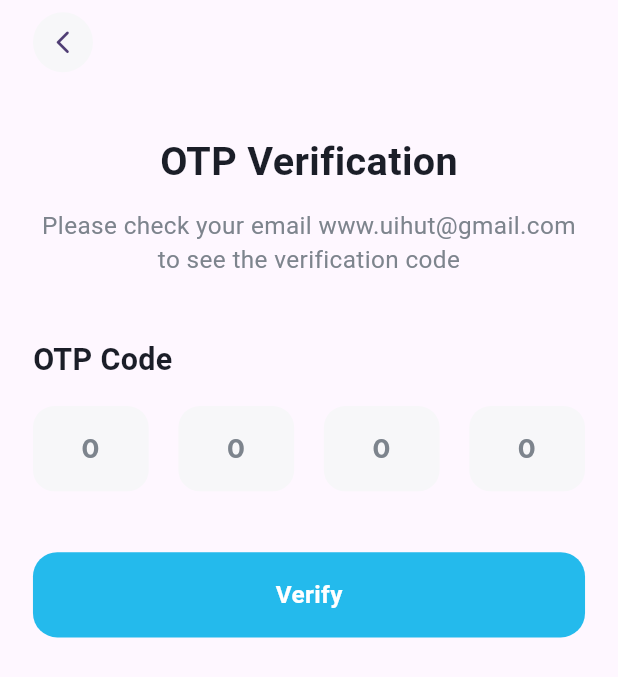
After one commit to saadghazal/travenor, a Flutter app: the OTPVerificationScreen screen opened directly, on a phone screen of 412 x 824 dp. The commit adds this screen. Shown: the top 677 px of the screen. Run offline on Flutter 3.47's test engine with Material 3 defaults, Android fonts, the phone set to English and light mode, and no system bars; our stand-ins replace flutter_screenutil, flutter_svg, shared_preferences; accounts and stored records are empty; project files that could hold a hidden picture were left out.

Commit message:
creating otp screen

```diff
--- /dev/null
+++ b/lib/screens/auth/otp_verification_screen.dart
@@ -0,0 +1,138 @@
+import 'package:flutter/cupertino.dart';
+import 'package:flutter/material.dart';
+import 'package:flutter/widgets.dart';
+import 'package:flutter_screenutil/flutter_screenutil.dart';
+
+import '../../utils/app_theme.dart';
+import '../../widgets/app_button.dart';
+import '../../widgets/app_text_field.dart';
+
+class OTPVerificationScreen extends StatefulWidget {
+  const OTPVerificationScreen({super.key});
+
+  @override
+  State<OTPVerificationScreen> createState() => _OTPVerificationScreenState();
+}
+
+class _OTPVerificationScreenState extends State<OTPVerificationScreen> {
+  @override
+  void dispose() {
+    super.dispose();
+  }
+
+  @override
+  Widget build(BuildContext context) {
+    return Scaffold(
+      resizeToAvoidBottomInset: false,
+      body: SafeArea(
+        top: true,
+        child: SizedBox(
+          width: double.maxFinite,
+          child: Padding(
+            padding: EdgeInsets.symmetric(horizontal: 20.w),
+            child: Column(
+              crossAxisAlignment: CrossAxisAlignment.center,
+              children: [
+                SizedBox(
+                  height: 8.h,
+                ),
+                Align(
+                  alignment: Alignment.centerLeft,
+                  child: GestureDetector(
+                    onTap: () {
+                      Navigator.pop(context);
+                    },
+                    child: CircleAvatar(
+                      backgroundColor: AppTheme.boxBackgroundColor,
+                      child: Icon(
+                        Icons.arrow_back_ios_new_rounded,
+                        size: 18.sp,
+                      ),
+                    ),
+                  ),
+                ),
+                SizedBox(
+                  height: 40.h,
+                ),
+                AppTheme.semiBoldText(
+                  text: 'OTP Verification',
+                  size: 26,
+                ),
+                SizedBox(
+                  height: 12.h,
+                ),
+                AppTheme.regularText(
+                  text: 'Please check your email www.uihut@gmail.com\nto see the verification code',
+                  size: 16,
+                  textColor: AppTheme.appGrey,
+                  textAlign: TextAlign.center,
+                ),
+                SizedBox(
+                  height: 40.h,
+                ),
+                Align(
+                  alignment: Alignment.centerLeft,
+                  child: AppTheme.semiBoldText(
+                    text: 'OTP Code',
+                    size: 20,
+                  ),
+                ),
+                SizedBox(
+                  height: 16.h,
+                ),
+                Row(
+                  children: [
+                    Expanded(
+                      child: AppTextField(
+                        label: '0',
+                        isOTP: true,
+                        controller: TextEditingController(),
+                      ),
+                    ),
+                    SizedBox(
+                      width: 18.w,
+                    ),
+                    Expanded(
+                      child: AppTextField(
+                        label: '0',
+                        isOTP: true,
+                        controller: TextEditingController(),
+                      ),
+                    ),
+                    SizedBox(
+                      width: 18.w,
+                    ),
+                    Expanded(
+                      child: AppTextField(
+                        label: '0',
+                        isOTP: true,
+                        controller: TextEditingController(),
+                      ),
+                    ),
+                    SizedBox(
+                      width: 18.w,
+                    ),
+                    Expanded(
+                      child: AppTextField(
+                        label: '0',
+                        isOTP: true,
+                        controller: TextEditingController(),
+                      ),
+                    ),
+                  ],
+                ),
+                SizedBox(
+                  height: 40.h,
+                ),
+                AppButton(
+                  onTap: () {},
+                  label: 'Verify',
+                ),
+              ],
+            ),
+          ),
+        ),
+      ),
+    );
+  }
+}
--- a/lib/widgets/app_text_field.dart
+++ b/lib/widgets/app_text_field.dart
@@ -8,11 +8,13 @@ class AppTextField extends StatelessWidget {
     required this.label,
     required this.controller,
     this.isPassword = false,
+    this.isOTP = false,
     super.key,
   });
   final TextEditingController controller;
   final String label;
   final bool isPassword;
+  final bool isOTP;
 
   @override
   Widget build(BuildContext context) {
@@ -30,9 +32,20 @@ class AppTextField extends StatelessWidget {
         controller: controller,
         cursorColor: AppTheme.mainColor,
         obscureText: isPassword,
+        textAlign: isOTP ? TextAlign.center : TextAlign.start,
+        style: TextStyle(
+          fontWeight: isOTP ? FontWeight.w600 : FontWeight.normal,
+          fontSize: isOTP ? 18.sp : 16.sp,
+        ),
         decoration: InputDecoration(
           border: InputBorder.none,
           hintText: label,
+          suffixIcon: isPassword
+              ? Icon(
+                  Icons.visibility_off_rounded,
+                  color: AppTheme.hintTextColor,
+                )
+              : null,
           hintStyle: TextStyle(
             fontFamily: 'SFUI',
             color: AppTheme.hintTextColor,
```
Also changed, not shown: lib/screens/auth/forgot_password_screen.dart (added, +93 -0 lines), lib/screens/auth/login_screen.dart (+16 -4 lines), lib/screens/auth/sign_up_screen.dart (+20 -1 lines), lib/utils/routing_animation.dart (added, +73 -0 lines).
